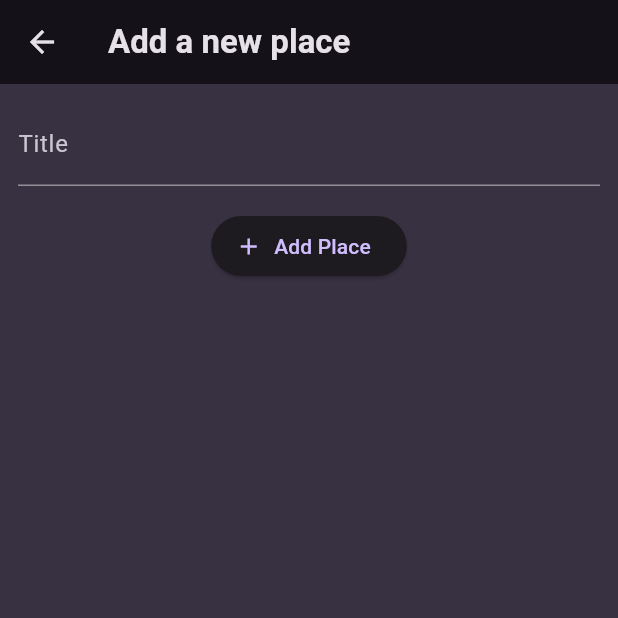
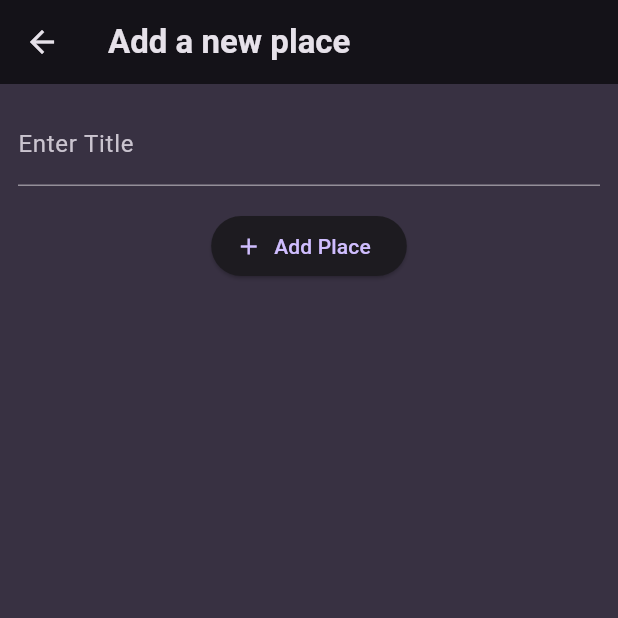
Before and after one commit to Avishka-Dulanjana/Favorite-Places-App, a Flutter app: the AddPlaceScreen screen opened directly, on a phone screen of 412 x 824 dp, the top half of it. Run offline on Flutter 3.47's test engine with Material 3 defaults, Android fonts, the phone set to English and light mode, and no system bars; our stand-ins replace google_fonts.

Commit message:
Adding an Add Place Screen and Navigation

```diff
--- a/lib/screens/add_place.dart
+++ b/lib/screens/add_place.dart
@@ -29,7 +29,7 @@ class _AddPlaceScreenState extends State<AddPlaceScreen> {
         child: Column(
           children: [
             TextField(
-              decoration: const InputDecoration(labelText: 'Title'),
+              decoration: const InputDecoration(labelText: 'Enter Title'),
               controller: _titleController,
               style:
                   TextStyle(color: Theme.of(context).colorScheme.onBackground),
```
